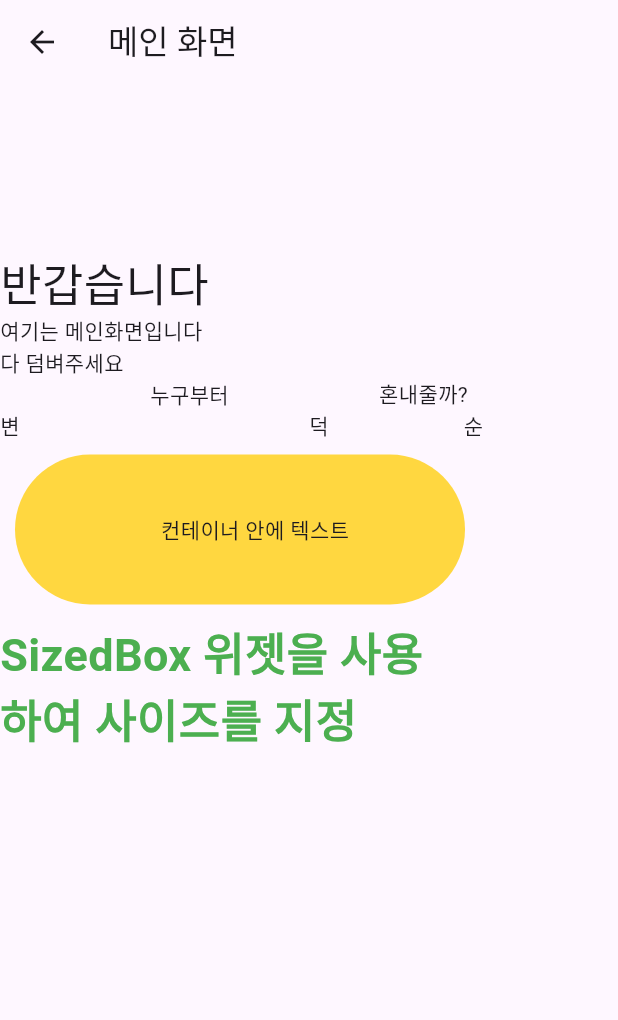
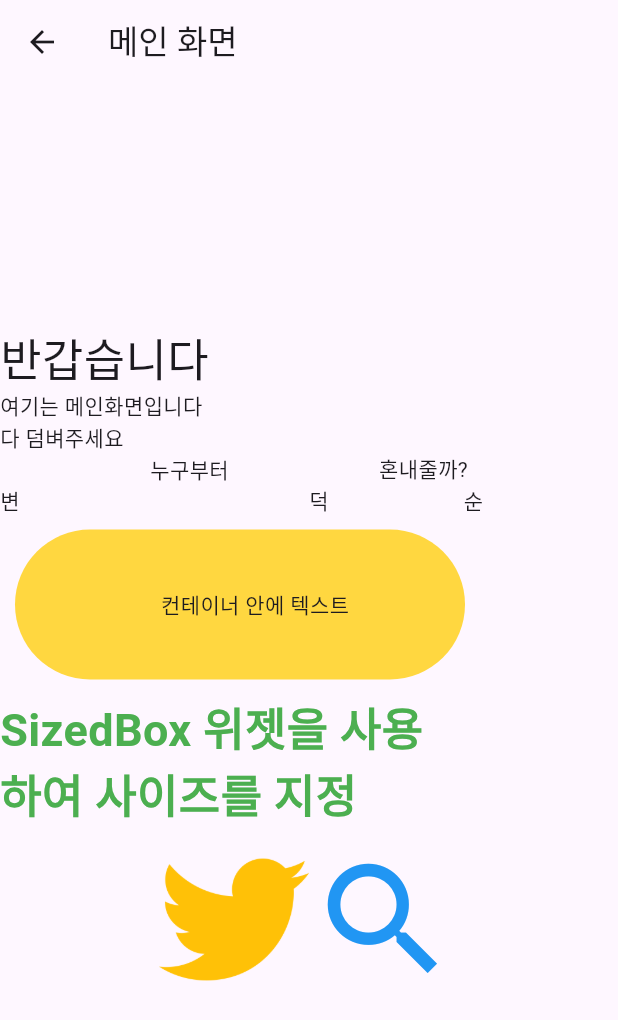
Before and after one commit to Daco2020/flutter-practice2, a Flutter app: the screen it shows after launch, on a phone screen of 412 x 824 dp. Shown: the top 1020 px of the screen. Run offline on Flutter 3.47's test engine with Material 3 defaults, Android fonts, the phone set to English and light mode, and no system bars.

Commit message:
feat: Image, Icon 위젯 구현

```diff
--- a/lib/screen/main_screen.dart
+++ b/lib/screen/main_screen.dart
@@ -56,7 +56,7 @@ class _MainScreenState extends State<MainScreen> {
               // SizedBox 위젯을 사용하여 사이즈를 지정
               // 특정 공간이 필요할 때 주로 사용
               width: 300,
-              height: 300,
+              height: 100,
               child: Text(
                 "SizedBox 위젯을 사용하여 사이즈를 지정",
                 style: TextStyle(
@@ -64,7 +64,23 @@ class _MainScreenState extends State<MainScreen> {
                     fontWeight: FontWeight.bold,
                     fontSize: 30),
               ),
-            )
+            ),
+            Row(
+              mainAxisAlignment: MainAxisAlignment.center,
+              children: [
+                Image.asset(
+                  "assets/twitter.png",
+                  width: 100,
+                  height: 100,
+                  color: Colors.amber,
+                ),
+                const Icon(
+                  Icons.search,
+                  size: 100,
+                  color: Colors.blue,
+                ),
+              ],
+            ),
           ],
         ),
       ),
--- a/pubspec.yaml
+++ b/pubspec.yaml
@@ -52,7 +52,8 @@ dev_dependencies:
 
 # The following section is specific to Flutter packages.
 flutter:
-
+  assets:
+    - assets/
   # The following line ensures that the Material Icons font is
   # included with your application, so that you can use the icons in
   # the material Icons class.
```
Also changed, not shown: assets/twitter.png (added).
